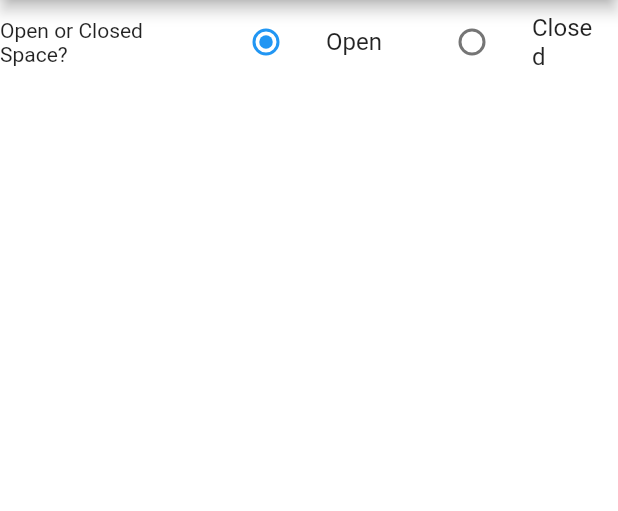
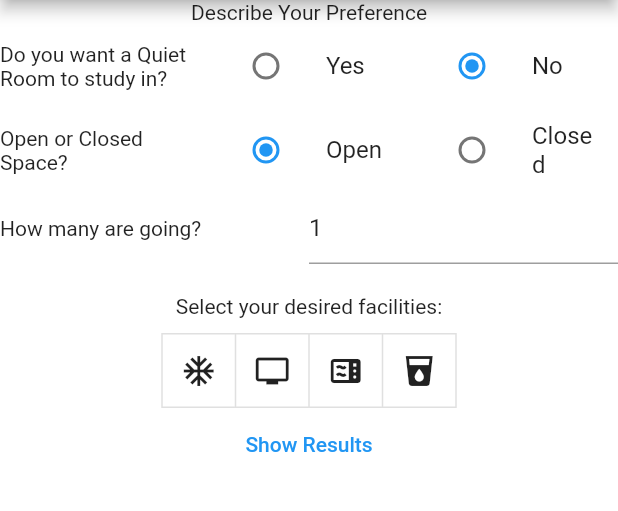
Before and after one commit to rnaufalh/space_finder, a Flutter app: the screen it shows after launch, on a phone screen of 412 x 824 dp, the part 84-595 px from its top. Run offline on Flutter 3.47's test engine with Material 2 defaults, Android fonts, the phone set to English and light mode, and no system bars.

Commit message:
Add more choices to describe the perefered locations

```diff
--- a/lib/main.dart
+++ b/lib/main.dart
@@ -1,15 +1,20 @@
+import 'package:flutter/cupertino.dart';
 import 'package:flutter/material.dart';
 
 void main() => runApp(SpaceFinder());
 
-enum SingingCharacter { open, closed }
+enum SpaceType { open, closed }
+enum QuietRoomChoices { yes, no }
 
 class SpaceFinder extends StatefulWidget {
   _SpaceFinderState createState() => _SpaceFinderState();
 }
 
 class _SpaceFinderState extends State<SpaceFinder> {
-  SingingCharacter? _character = SingingCharacter.open;
+  SpaceType? _spaceType = SpaceType.open;
+  QuietRoomChoices? _quietRoomChoices = QuietRoomChoices.no;
+
+  List<bool> _selections = List.generate(4, (_) => false);
 
   @override
   Widget build(BuildContext context) {
@@ -23,18 +28,54 @@ class _SpaceFinderState extends State<SpaceFinder> {
         body: Container(
           child: Column(
             children: <Widget> [
+              Center(
+                child: Text('Describe Your Preference'),
+              ),
+              Row(
+                children: <Widget> [
+                  Expanded(child: Text('Do you want a Quiet Room to study in?')),
+                  Expanded(
+                    child: ListTile(
+                      title: Text('Yes'),
+                      leading: Radio<QuietRoomChoices>(
+                        value: QuietRoomChoices.yes,
+                        groupValue: _quietRoomChoices,
+                        onChanged: (QuietRoomChoices? value) {
+                          setState(() {
+                            _quietRoomChoices = value;
+                          });
+                        },
+                      ),
+                    ),
+                  ),
+                  Expanded(
+                    child: ListTile(
+                      title: Text('No'),
+                      leading: Radio<QuietRoomChoices>(
+                        value: QuietRoomChoices.no,
+                        groupValue: _quietRoomChoices,
+                        onChanged: (QuietRoomChoices? value) {
+                          setState(() {
+                            _quietRoomChoices = value;
+                          });
+                        },
+                      ),
+                    ),
+                  ),
+                ],
+              ),
               Row(
                 children: <Widget> [
                   Expanded(child: Text('Open or Closed Space?')),
                   Expanded(
                     child: ListTile(
                       title: Text('Open'),
-                      leading: Radio<SingingCharacter>(
-                        value: SingingCharacter.open,
-                        groupValue: _character,
-                        onChanged: (SingingCharacter? value) {
+                      leading: Radio<SpaceType>(
+                        value: SpaceType.open,
+                        groupValue: _spaceType,
+                        onChanged: (SpaceType? value) {
                           setState(() {
-                            _character = value;
+                            _spaceType = value;
                           });
                         },
                       ),
@@ -43,18 +84,54 @@ class _SpaceFinderState extends State<SpaceFinder> {
                   Expanded(
                     child: ListTile(
                       title: Text('Closed'),
-                      leading: Radio<SingingCharacter>(
-                        value: SingingCharacter.closed,
-                        groupValue: _character,
-                        onChanged: (SingingCharacter? value) {
+                      leading: Radio<SpaceType>(
+                        value: SpaceType.closed,
+                        groupValue: _spaceType,
+                        onChanged: (SpaceType? value) {
                           setState(() {
-                            _character = value;
+                            _spaceType = value;
                           });
                         },
                       ),
                     ),
                   ),
                 ],
+              ),
+              Row(
+                children: <Widget> [
+                  Expanded(child: Text('How many are going?')),
+                  Expanded(
+                    child: TextFormField(
+                      keyboardType: TextInputType.number,
+                      initialValue: '1',
+                    ),
+                  )
+                ],
+              ),
+              SizedBox(height: 20.0,),
+              Text('Select your desired facilities:'),
+              SizedBox(height: 10.0,),
+              ToggleButtons(
+                  children: <Widget> [
+                    Icon(Icons.ac_unit),
+                    Icon(Icons.tv),
+                    Icon(Icons.microwave),
+                    Icon(Icons.local_drink),
+                  ],
+                  onPressed: (int index) {
+                    setState(() {
+                      _selections[index] = !_selections[index];
+                    });
+                  },
+                  isSelected: _selections
+              ),
+              TextButton(
+                  onPressed: () {
+                    setState(() {
+                      // TODO: Enable saving values to be used on next page
+                    });
+                  },
+                  child: Text('Show Results'),
               ),
             ],
           ),
```
